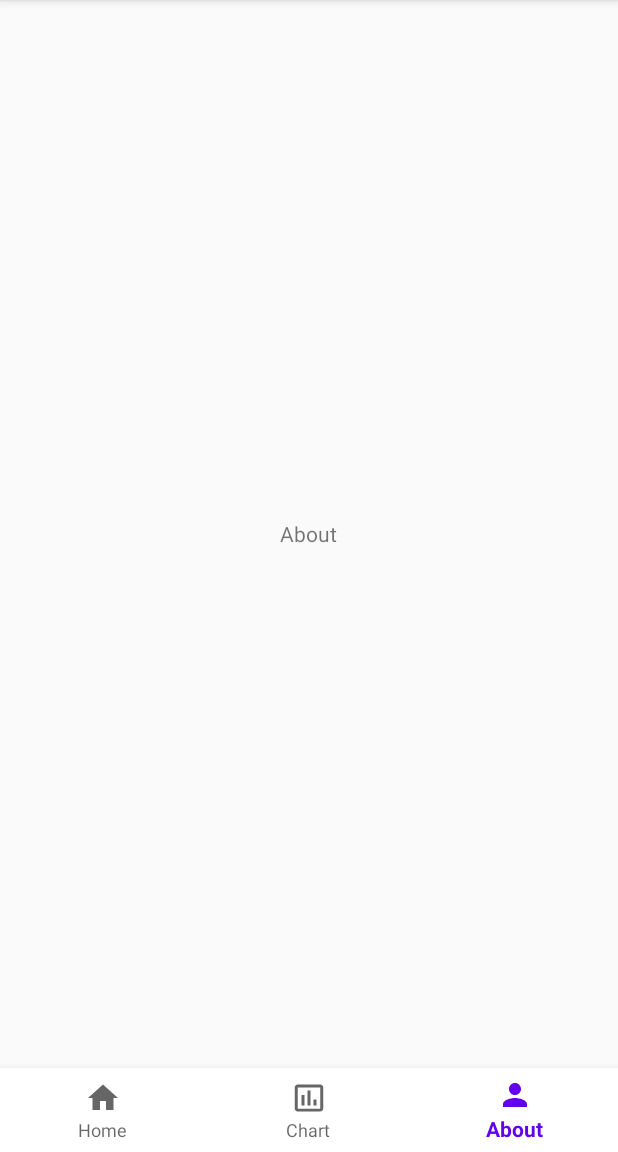
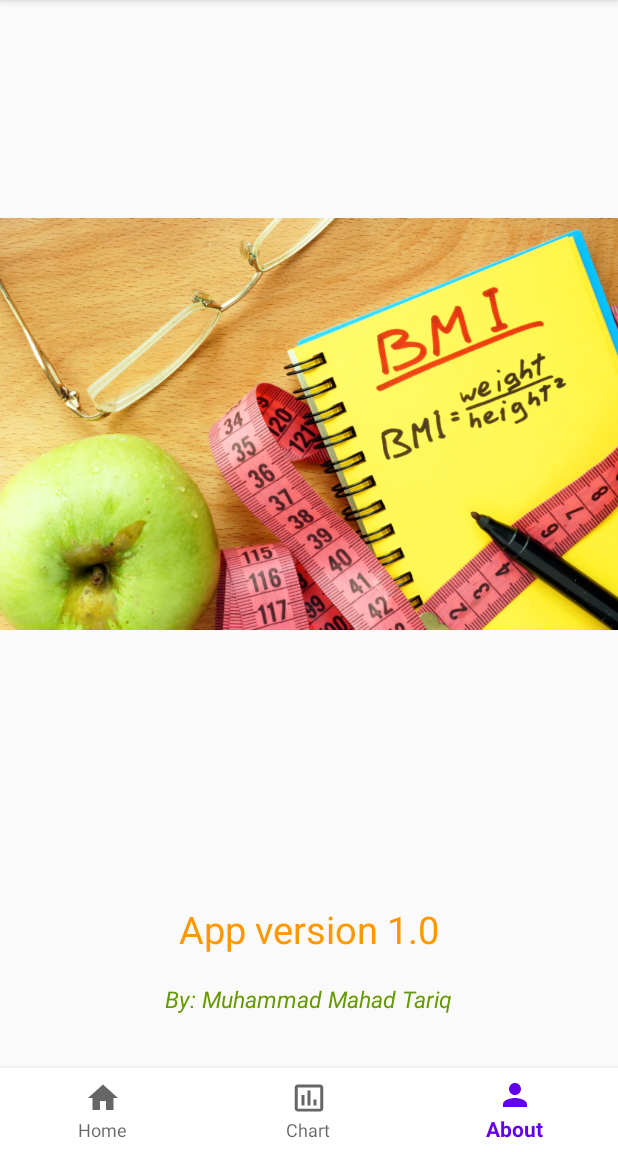
Before and after one commit to mmahadt/BMICalculator, an Android app: the screen it shows after launch (MainActivity), item 3 of the bottom bar chosen, on a phone screen of 412 x 824 dp, the part 84-1236 px from its top. Run offline under Robolectric (Android 15) with nearby library versions, the phone set to English and light mode, and no system bars.

Commit message:
Alhamdulillah, chart and about fragments also working

```diff
--- a/app/src/main/java/com/example/bmicalculator/ChartFragment.java
+++ b/app/src/main/java/com/example/bmicalculator/ChartFragment.java
@@ -14,7 +14,8 @@ public class ChartFragment extends Fragment {
     @Override
     public View onCreateView(@NonNull LayoutInflater inflater, @Nullable ViewGroup container, @Nullable Bundle savedInstanceState) {
         super.onCreateView(inflater, container, savedInstanceState);
-        ViewGroup viewGroup = (ViewGroup) inflater.inflate(R.layout.fragment_chart,null);
+        ViewGroup viewGroup = (ViewGroup) inflater.inflate(R.layout.fragment_chart, null);
         return viewGroup;
     }
+
 }
--- a/app/src/main/res/layout/fragment_about.xml
+++ b/app/src/main/res/layout/fragment_about.xml
@@ -3,9 +3,33 @@
     android:orientation="vertical" android:layout_width="match_parent"
     android:layout_height="match_parent">
 
+    <ImageView
+        android:id="@+id/chart_img"
+        android:src="@drawable/bmiaboutimg"
+        android:layout_alignParentTop="true"
+        android:layout_width="wrap_content"
+        android:layout_height="wrap_content"/>
+
     <TextView
-        android:text="About"
-        android:layout_centerInParent="true"
+        android:textColor="#FF9800"
+        android:layout_alignParentBottom="true"
+        android:layout_centerHorizontal="true"
+        android:layout_marginBottom="75dp"
+        android:text="App version 1.0"
+        android:textSize="25sp"
+        android:layout_width="wrap_content"
+        android:layout_height="wrap_content">
+
+    </TextView>
+
+    <TextView
+        android:layout_alignParentBottom="true"
+        android:layout_centerHorizontal="true"
+        android:layout_marginBottom="35dp"
+        android:textStyle="italic"
+        android:textColor="@android:color/holo_green_dark"
+        android:text="By: Muhammad Mahad Tariq"
+        android:textSize="15sp"
         android:layout_width="wrap_content"
         android:layout_height="wrap_content"/>
 </RelativeLayout>
```
Also changed, not shown: app/src/main/res/layout/fragment_chart.xml (+19 -5 lines), app/src/main/res/drawable/bmiaboutimg.jpg (added), app/src/main/res/drawable/bmichart.png (added).
